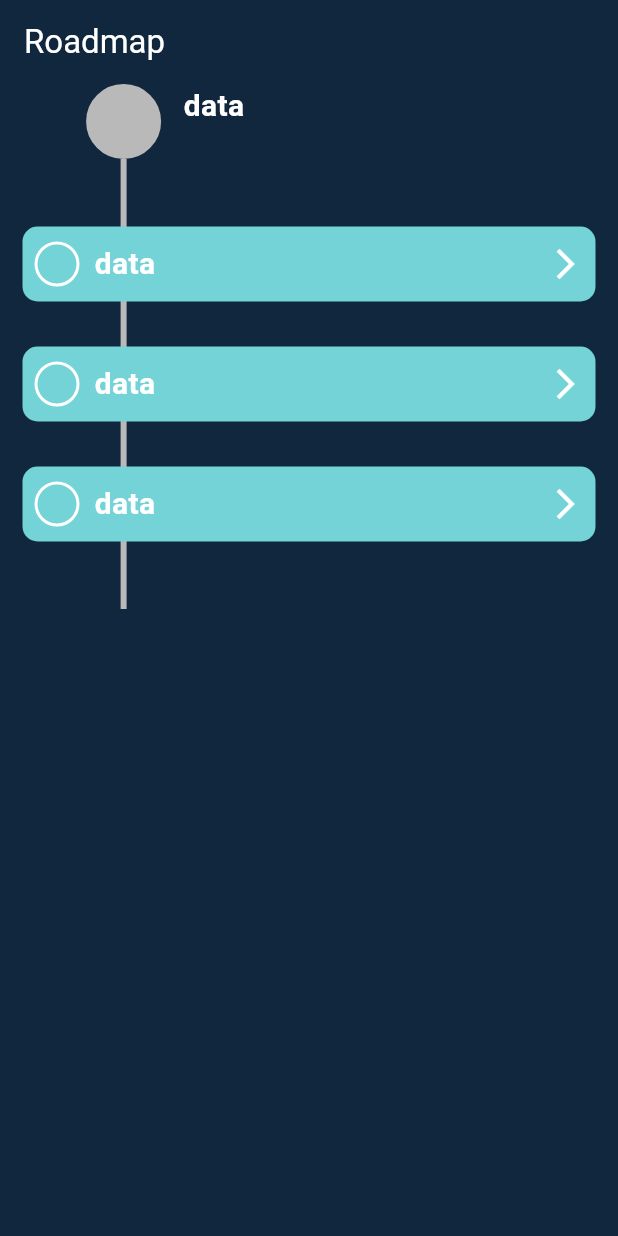
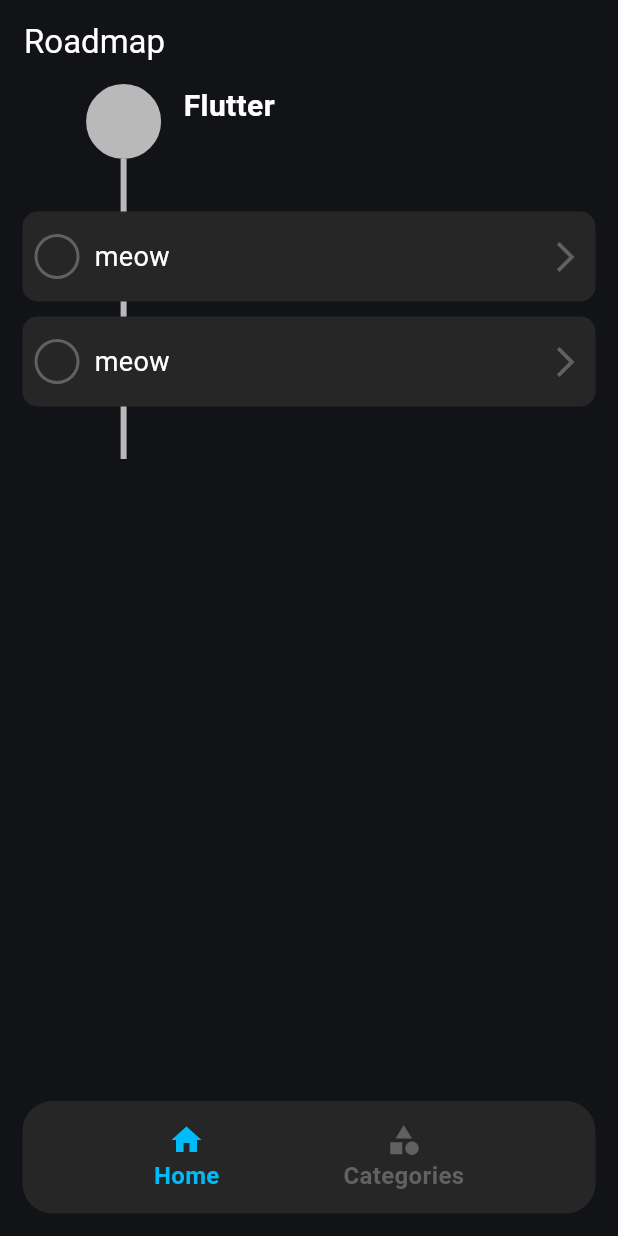
Before and after one commit to iiShahad/roadmap_app, a Flutter app: the screen it shows after launch, on a phone screen of 412 x 824 dp. Run offline on Flutter 3.47's test engine with Material 3 defaults, Android fonts, the phone set to English and light mode, and no system bars; drawn by our look-alikes of timeline_tile; our stand-ins replace flutter_riverpod, freezed_annotation.

Commit message:
implemented navbar

```diff
--- /dev/null
+++ b/lib/controllers/navbar_controller.dart
@@ -0,0 +1,18 @@
+import 'package:flutter/material.dart';
+import 'package:flutter_riverpod/flutter_riverpod.dart';
+
+final navbarProvider = StateNotifierProvider<NavbarNotifier, int>((ref) {
+  return NavbarNotifier();
+});
+
+class NavbarNotifier extends StateNotifier<int> {
+  NavbarNotifier() : super(0);
+
+  final _pageController = PageController();
+  PageController get pageController => _pageController;
+
+  void setPage(int index) {
+    state = index;
+    _pageController.jumpToPage(index);
+  }
+}
--- a/lib/core/palette.dart
+++ b/lib/core/palette.dart
@@ -1,19 +1,19 @@
 import 'package:flutter/material.dart';
 
 class Palette {
-  static const primaryColor = Color(0xFF73D3D6);
+  static const primaryColor = Color(0xFF00BBF9);
   static const primaryLightColor = Color(0xFF5472D3);
   static const primaryDarkColor = Color(0xFF002171);
   static const secondaryColor = Color(0xFF00BFA5);
   static const secondaryLightColor = Color(0xFF5DF2D6);
   static const secondaryDarkColor = Color(0xFF008E76);
-  static const backgroundColor = Color(0xFF10273D);
-  static const surfaceColor = Color(0xFFFFFFFF);
+  static const backgroundColor = Color(0xFF121317);
+  static const surfaceColor = Color.fromARGB(255, 38, 38, 38);
   static const errorColor = Color(0xFFB00020);
   static const onPrimaryColor = Color(0xFFFFFFFF);
   static const onSecondaryColor = Color(0xFF000000);
   static const onBackgroundColor = Color(0xFF000000);
-  static const onSurfaceColor = Color(0xFF000000);
+  static const onSurfaceColor = Color(0xFF202020);
   static const onErrorColor = Color(0xFFFFFFFF);
   static const primaryTextColor = Color(0xFF000000);
   static const secondaryTextColor = Color(0xFF000000);
@@ -48,9 +48,20 @@
         ),
       );
 
-  static TextStyle get title => const TextStyle(
+  static TextStyle get titleB => const TextStyle(
         color: white,
         fontSize: 20,
         fontWeight: FontWeight.bold,
       );
+
+  static TextStyle get title2 => const TextStyle(
+        color: white,
+        fontSize: 18,
+      );
+
+  static TextStyle get subtitle => const TextStyle(
+        color: darkGrey,
+        fontSize: 16,
+        fontWeight: FontWeight.bold,
+      );
 }
--- a/lib/main.dart
+++ b/lib/main.dart
@@ -1,9 +1,10 @@
 import 'package:flutter/material.dart';
+import 'package:flutter_riverpod/flutter_riverpod.dart';
 import 'package:roadmap_app/core/palette.dart';
-import 'package:roadmap_app/views/roadmap_view.dart';
+import 'package:roadmap_app/views/home_view.dart';
 
 void main() {
-  runApp(const MyApp());
+  runApp(const ProviderScope(child: MyApp()));
 }
 
 class MyApp extends StatelessWidget {
@@ -13,7 +14,7 @@
     return MaterialApp(
       title: 'Flutter Demo',
       theme: Palette.theme,
-      home: const RoadmapView(),
+      home: const HomeView(),
     );
   }
 }
--- a/lib/models/roadmap_node.dart
+++ b/lib/models/roadmap_node.dart
@@ -1,7 +1,17 @@
-class RoadmapNode {
-  String id;
-  String title;
-  List<RoadmapNode> children = [];
+import 'package:flutter/foundation.dart';
+import 'package:freezed_annotation/freezed_annotation.dart';
 
-  RoadmapNode({required this.id, required this.title, required this.children});
+part 'roadmap_node.freezed.dart';
+part 'roadmap_node.g.dart';
+
+@freezed
+class RoadmapNode with _$RoadmapNode {
+  factory RoadmapNode({
+    required String id,
+    required String title,
+    @Default([]) List<RoadmapNode> children,
+  }) = _RoadmapNode;
+
+  factory RoadmapNode.fromJson(Map<String, dynamic> json) =>
+      _$RoadmapNodeFromJson(json);
 }
--- /dev/null
+++ b/lib/views/home_view.dart
@@ -0,0 +1,24 @@
+import 'package:flutter/material.dart';
+import 'package:flutter_riverpod/flutter_riverpod.dart';
+import 'package:roadmap_app/controllers/navbar_controller.dart';
+import 'package:roadmap_app/views/roadmap_view.dart';
+import 'package:roadmap_app/views/widgets/navbar.dart';
+import 'package:roadmap_app/views/widgets/reoadmap_tile.dart';
+
+class HomeView extends ConsumerWidget {
+  const HomeView({super.key});
+
+  @override
+  Widget build(BuildContext context, WidgetRef ref) {
+    return Scaffold(
+        bottomNavigationBar: const Navbar(),
+        body: PageView(
+          controller: ref.watch(navbarProvider.notifier).pageController,
+          children: const [
+            RoadmapView(),
+            Placeholder(),
+            Placeholder(),
+          ],
+        ));
+  }
+}
--- a/lib/views/roadmap_view.dart
+++ b/lib/views/roadmap_view.dart
@@ -1,4 +1,5 @@
 import 'package:flutter/material.dart';
+import 'package:roadmap_app/models/roadmap_node.dart';
 import 'package:roadmap_app/views/widgets/reoadmap_tile.dart';
 
 class RoadmapView extends StatelessWidget {
@@ -10,10 +11,21 @@
       appBar: AppBar(
         title: const Text('Roadmap'),
       ),
-      body: Column(
-        children: [
-          RoadmapTile(),
-        ],
+      body: SingleChildScrollView(
+        child: Column(
+          children: [
+            RoadmapTile(
+              node: RoadmapNode(
+                id: "1",
+                title: "Flutter",
+                children: [
+                  RoadmapNode(id: "2", title: "meow"),
+                  RoadmapNode(id: "3", title: "meow"),
+                ],
+              ),
+            ),
+          ],
+        ),
       ),
     );
   }
--- /dev/null
+++ b/lib/views/widgets/navbar.dart
@@ -0,0 +1,68 @@
+import 'package:flutter/material.dart';
+import 'package:flutter_riverpod/flutter_riverpod.dart';
+import 'package:roadmap_app/controllers/navbar_controller.dart';
+import 'package:roadmap_app/core/palette.dart';
+
+class Navbar extends ConsumerWidget {
+  const Navbar({super.key});
+
+  @override
+  Widget build(BuildContext context, WidgetRef ref) {
+    return Container(
+      padding: const EdgeInsets.all(5),
+      margin: const EdgeInsets.all(15),
+      height: 75,
+      width: double.infinity,
+      decoration: BoxDecoration(
+        color: Palette.surfaceColor,
+        borderRadius: BorderRadius.circular(20),
+      ),
+      child: Row(
+        mainAxisAlignment: MainAxisAlignment.spaceEvenly,
+        crossAxisAlignment: CrossAxisAlignment.center,
+        children: [
+          GestureDetector(
+            onTap: () {
+              ref.read(navbarProvider.notifier).setPage(0);
+            },
+            child: Column(
+              mainAxisSize: MainAxisSize.min,
+              children: [
+                Icon(Icons.home,
+                    color: ref.watch(navbarProvider) == 0
+                        ? Palette.primaryColor
+                        : Palette.darkGrey),
+                Text(
+                  "Home",
+                  style: Palette.subtitle.copyWith(
+                      color: ref.watch(navbarProvider) == 0
+                          ? Palette.primaryColor
+                          : Palette.darkGrey),
+                )
+              ],
+            ),
+          ),
+          GestureDetector(
+            onTap: () {
+              ref.read(navbarProvider.notifier).setPage(1);
+            },
+            child: Column(
+              mainAxisSize: MainAxisSize.min,
+              children: [
+                Icon(Icons.category,
+                    color: ref.watch(navbarProvider) == 1
+                        ? Palette.primaryColor
+                        : Palette.darkGrey),
+                Text("Categories",
+                    style: Palette.subtitle.copyWith(
+                        color: ref.watch(navbarProvider) == 1
+                            ? Palette.primaryColor
+                            : Palette.darkGrey)),
+              ],
+            ),
+          )
+        ],
+      ),
+    );
+  }
+}
--- a/lib/views/widgets/reoadmap_tile.dart
+++ b/lib/views/widgets/reoadmap_tile.dart
@@ -1,10 +1,12 @@
 import 'package:flutter/material.dart';
 import 'package:roadmap_app/core/palette.dart';
-import 'package:roadmap_app/views/widgets/skill_title.dart';
+import 'package:roadmap_app/models/roadmap_node.dart';
+import 'package:roadmap_app/views/widgets/skill_tile.dart';
 import 'package:timeline_tile/timeline_tile.dart';
 
 class RoadmapTile extends StatelessWidget {
-  const RoadmapTile({super.key});
+  final RoadmapNode node;
+  const RoadmapTile({super.key, required this.node});
 
   @override
   Widget build(BuildContext context) {
@@ -39,26 +41,20 @@
               endChild: Padding(
                 padding: const EdgeInsets.only(left: 15),
                 child: Text(
-                  "data",
-                  style: Palette.title,
+                  node.title,
+                  style: Palette.titleB,
                 ),
               ),
             ),
-            _buildDivider,
-            _buildDivider,
-            _buildDivider,
+            for (var child in node.children) _buildDivider,
           ],
         ),
-        const Expanded(
-          child: Column(
-            mainAxisSize: MainAxisSize.min,
-            children: [
-              SizedBox(height: 50),
-              SkillTile(),
-              SkillTile(),
-              SkillTile(),
-            ],
-          ),
+        Column(
+          mainAxisSize: MainAxisSize.min,
+          children: [
+            const SizedBox(height: 50),
+            for (var child in node.children) SkillTile(node: child),
+          ],
         )
       ],
     );
--- a/lib/views/widgets/skill_title.dart
+++ b/lib/views/widgets/skill_tile.dart
@@ -1,18 +1,20 @@
 import 'package:flutter/material.dart';
 import 'package:roadmap_app/core/palette.dart';
+import 'package:roadmap_app/models/roadmap_node.dart';
 
 class SkillTile extends StatelessWidget {
-  const SkillTile({super.key});
+  final RoadmapNode node;
+  const SkillTile({super.key, required this.node});
 
   @override
   Widget build(BuildContext context) {
     return Container(
       width: double.infinity,
-      height: 50,
-      margin: const EdgeInsets.all(15),
+      height: 60,
+      margin: const EdgeInsets.symmetric(horizontal: 15, vertical: 5),
       padding: const EdgeInsets.all(8),
       decoration: BoxDecoration(
-        color: Palette.primaryColor,
+        color: Palette.surfaceColor,
         borderRadius: BorderRadius.circular(10),
       ),
       //Content
@@ -28,26 +30,19 @@
               // color: Palette.onPrimaryColor,
               border: Border.fromBorderSide(
                 BorderSide(
-                  color: Palette.onPrimaryColor,
+                  color: Palette.darkGrey,
                   width: 2,
                 ),
               ),
             ),
           ),
           //tile
-          const Text(
-            "data",
-            style: TextStyle(
-              color: Palette.onPrimaryColor,
-              fontSize: 20,
-              fontWeight: FontWeight.bold,
-            ),
-          ),
+          Text(node.title, style: Palette.title2),
           const Spacer(),
           //Arrow Icon
           const Icon(
             Icons.arrow_forward_ios,
-            color: Palette.onPrimaryColor,
+            color: Palette.darkGrey,
           ),
         ],
       ),
```
Also changed, not shown: lib/models/roadmap_node.freezed.dart (added), lib/models/roadmap_node.g.dart (added).
